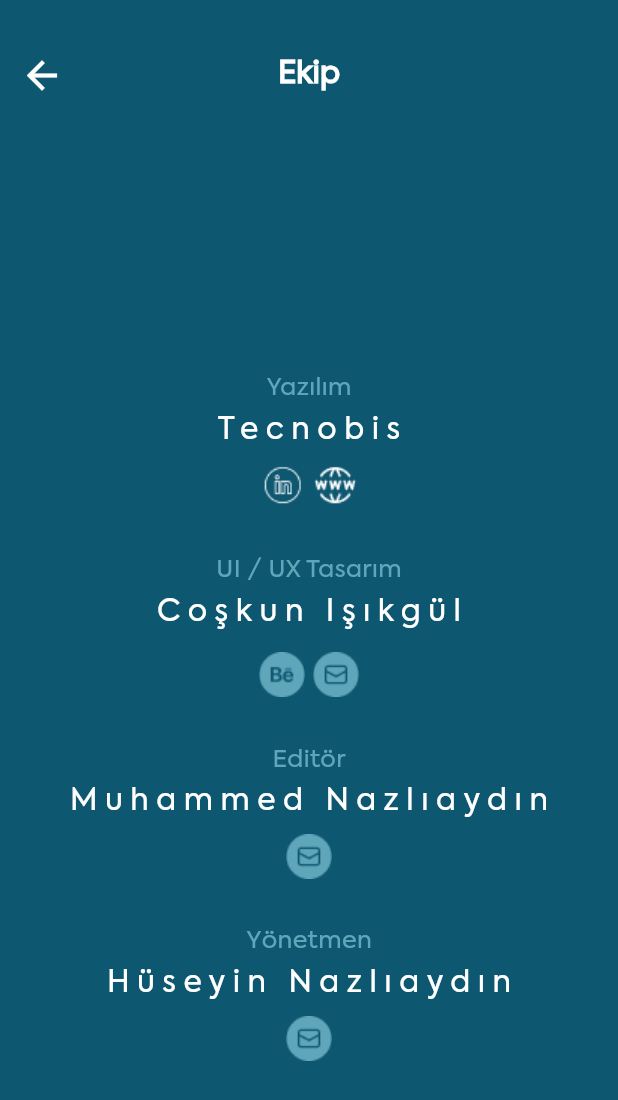
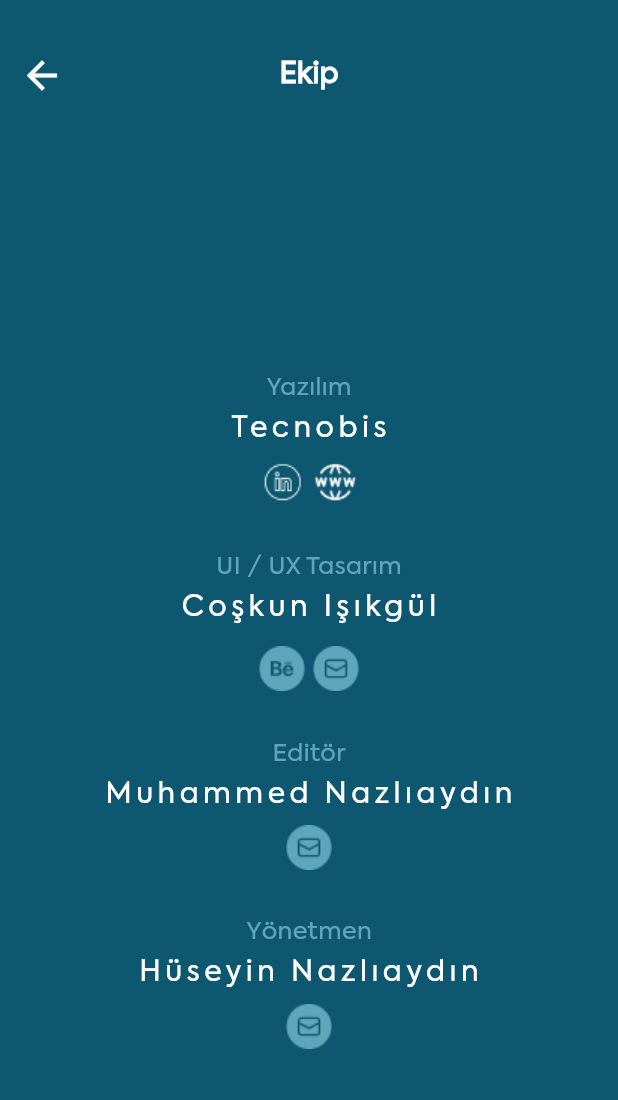
Before and after one commit to c0zerr/fecr-meal-app, a Flutter app: the TeamInfoPage screen opened by its route, on a phone screen of 412 x 824 dp. Shown: the top 1100 px of the screen. Run offline on Flutter 3.47's test engine with Material 3 defaults, Android fonts, the phone set to English and light mode, and no system bars; our stand-ins replace dio, dropdown_button2, flutter_screenutil, flutter_svg, get, share_plus and 1 more; missing offline and left inert: flutter_pdfview; accounts and stored records are empty.

Commit message:
fontlar kücültüldü

```diff
--- a/lib/views/homepage.dart
+++ b/lib/views/homepage.dart
@@ -306,7 +306,7 @@ class _HomePageState extends State<HomePage> {
                                                     chosenList[index]['name'],
                                                     style: TextStyle(
                                                       color: Color(0xFF464646),
-                                                      fontSize: 28,
+                                                      fontSize: 25, //28
                                                       fontFamily: 'Podkova',
                                                       fontWeight: FontWeight.w700,
                                                       height: 0,
@@ -320,7 +320,7 @@ class _HomePageState extends State<HomePage> {
                                                     chosenList[index]['name'] == "Hurufu Mukattaa" ? "" : "${chosenList[index]['verseCount'] - 1} Ayet",
                                                     style: TextStyle(
                                                       color: Color(0xFF2A89A5),
-                                                      fontSize: 16,
+                                                      fontSize: 15, //16
                                                       fontFamily: 'Podkova',
                                                       fontWeight: FontWeight.w500,
                                                       height: 0,
--- a/lib/views/team/team.dart
+++ b/lib/views/team/team.dart
@@ -31,7 +31,7 @@ class TeamInfoPage extends StatelessWidget {
           "Ekip",
           style: TextStyle(
             color: Colors.white,
-            fontSize: 20,
+            fontSize: 19,
             fontFamily: 'Axiforma',
             fontWeight: FontWeight.w700,
             height: 0,
@@ -72,11 +72,11 @@ class TeamInfoPage extends StatelessWidget {
               "Tecnobis",
               style: TextStyle(
                 color: Colors.white,
-                fontSize: 20,
+                fontSize: 19,
                 fontFamily: 'Axiforma',
                 fontWeight: FontWeight.w500,
                 height: 0,
-                letterSpacing: 5,
+                letterSpacing: 3,
               ),
             ),
           ),
@@ -117,11 +117,11 @@ class TeamInfoPage extends StatelessWidget {
               "Coşkun Işıkgül",
               style: TextStyle(
                 color: Colors.white,
-                fontSize: 20,
+                fontSize: 19,
                 fontFamily: 'Axiforma',
                 fontWeight: FontWeight.w500,
                 height: 0,
-                letterSpacing: 5,
+                letterSpacing: 3,
               ),
             ),
           ),
@@ -158,11 +158,11 @@ class TeamInfoPage extends StatelessWidget {
               "Muhammed Nazlıaydın",
               style: TextStyle(
                 color: Colors.white,
-                fontSize: 20,
+                fontSize: 19,
                 fontFamily: 'Axiforma',
                 fontWeight: FontWeight.w500,
                 height: 0,
-                letterSpacing: 5,
+                letterSpacing: 3,
               ),
             ),
           ),
@@ -195,11 +195,11 @@ class TeamInfoPage extends StatelessWidget {
               "Hüseyin Nazlıaydın",
               style: TextStyle(
                 color: Colors.white,
-                fontSize: 20,
+                fontSize: 19,
                 fontFamily: 'Axiforma',
                 fontWeight: FontWeight.w500,
                 height: 0,
-                letterSpacing: 5,
+                letterSpacing: 3,
               ),
             ),
           ),
--- a/lib/widgets/drawerCard.dart
+++ b/lib/widgets/drawerCard.dart
@@ -35,7 +35,7 @@ class DrawerCards extends StatelessWidget {
               children: [
                 // SizedBox(width: 10.w),
                 Padding(
-                  padding: EdgeInsets.only(left: 7.w, top: 5.h, bottom: 5.h, right: 10.w),
+                  padding: EdgeInsets.only(left: 5.w, top: 5.h, bottom: 5.h, right: 5.w),
                   child: Image.asset(
                     imageUrl,
                     fit: BoxFit.cover,
@@ -48,7 +48,7 @@ class DrawerCards extends StatelessWidget {
                   title,
                   style: TextStyle(
                     fontFamily: "Axiforma",
-                    fontSize: 18,
+                    fontSize: 16, //18
                     color: Colors.white,
                     fontWeight: FontWeight.w400,
                   ),
```
